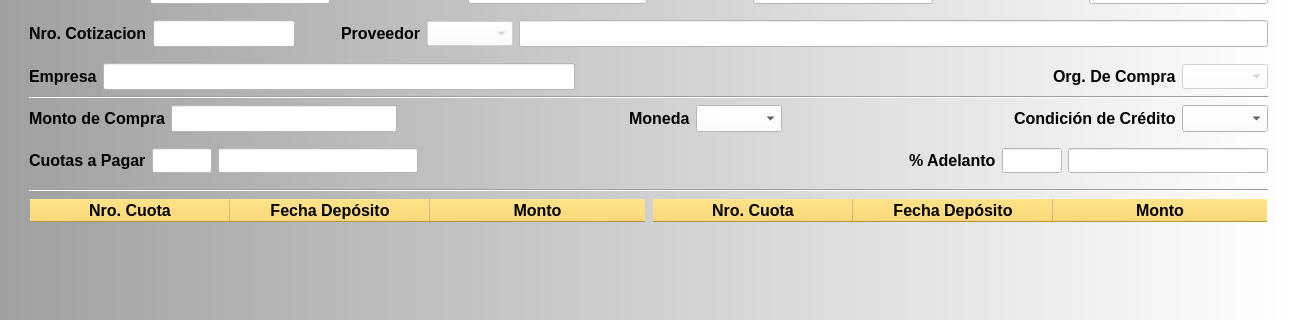
Above: ERP_PCOMP_004.ui from RonnyOre/P05_PedidoCompra before the change; both pictures show x 0 to 1294 and y 141 to 461 of the 1294 by 670 pixel window. Below: the same form after it.
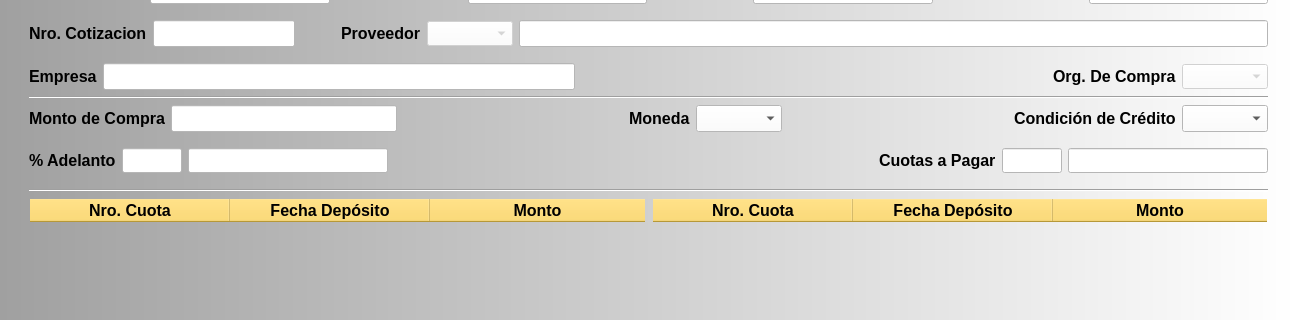
That is the form after the change. Icons and pictures are not drawn.

```diff
--- a/ERP_PCOMP_004.ui
+++ b/ERP_PCOMP_004.ui
@@ -753,90 +753,6 @@
       </item>
       <item>
        <layout class="QHBoxLayout" name="horizontalLayout_7">
-        <item>
-         <widget class="QLabel" name="label_19">
-          <property name="font">
-           <font>
-            <pointsize>12</pointsize>
-            <weight>75</weight>
-            <bold>true</bold>
-           </font>
-          </property>
-          <property name="styleSheet">
-           <string notr="true">background-color: rgba(255, 255, 255, 0);</string>
-          </property>
-          <property name="text">
-           <string>Cuotas a Pagar</string>
-          </property>
-         </widget>
-        </item>
-        <item>
-         <widget class="QLineEdit" name="leCuotas">
-          <property name="sizePolicy">
-           <sizepolicy hsizetype="Minimum" vsizetype="Fixed">
-            <horstretch>0</horstretch>
-            <verstretch>0</verstretch>
-           </sizepolicy>
-          </property>
-          <property name="minimumSize">
-           <size>
-            <width>60</width>
-            <height>25</height>
-           </size>
-          </property>
-          <property name="maximumSize">
-           <size>
-            <width>60</width>
-            <height>25</height>
-           </size>
-          </property>
-          <property name="font">
-           <font>
-            <pointsize>12</pointsize>
-           </font>
-          </property>
-          <property name="styleSheet">
-           <string notr="true">background-color: rgb(255, 255, 255);</string>
-          </property>
-         </widget>
-        </item>
-        <item>
-         <widget class="QLineEdit" name="leMonto">
-          <property name="minimumSize">
-           <size>
-            <width>200</width>
-            <height>25</height>
-           </size>
-          </property>
-          <property name="maximumSize">
-           <size>
-            <width>200</width>
-            <height>25</height>
-           </size>
-          </property>
-          <property name="font">
-           <font>
-            <pointsize>12</pointsize>
-           </font>
-          </property>
-          <property name="styleSheet">
-           <string notr="true">background-color: rgb(255, 255, 255);</string>
-          </property>
-         </widget>
-        </item>
-        <item>
-         <spacer name="horizontalSpacer_8">
-          <property name="orientation">
-           <enum>Qt::Horizontal</enum>
-          </property>
-          <property name="sizeHint" stdset="0">
-           <size>
-            <width>40</width>
-            <height>20</height>
-           </size>
-          </property>
-         </spacer>
-        </item>
         <item>
          <widget class="QLabel" name="label_20">
           <property name="font">
@@ -914,6 +830,90 @@
           </property>
          </widget>
         </item>
+        <item>
+         <spacer name="horizontalSpacer_8">
+          <property name="orientation">
+           <enum>Qt::Horizontal</enum>
+          </property>
+          <property name="sizeHint" stdset="0">
+           <size>
+            <width>40</width>
+            <height>20</height>
+           </size>
+          </property>
+         </spacer>
+        </item>
+        <item>
+         <widget class="QLabel" name="label_19">
+          <property name="font">
+           <font>
+            <pointsize>12</pointsize>
+            <weight>75</weight>
+            <bold>true</bold>
+           </font>
+          </property>
+          <property name="styleSheet">
+           <string notr="true">background-color: rgba(255, 255, 255, 0);</string>
+          </property>
+          <property name="text">
+           <string>Cuotas a Pagar</string>
+          </property>
+         </widget>
+        </item>
+        <item>
+         <widget class="QLineEdit" name="leCuotas">
+          <property name="sizePolicy">
+           <sizepolicy hsizetype="Minimum" vsizetype="Fixed">
+            <horstretch>0</horstretch>
+            <verstretch>0</verstretch>
+           </sizepolicy>
+          </property>
+          <property name="minimumSize">
+           <size>
+            <width>60</width>
+            <height>25</height>
+           </size>
+          </property>
+          <property name="maximumSize">
+           <size>
+            <width>60</width>
+            <height>25</height>
+           </size>
+          </property>
+          <property name="font">
+           <font>
+            <pointsize>12</pointsize>
+           </font>
+          </property>
+          <property name="styleSheet">
+           <string notr="true">background-color: rgb(255, 255, 255);</string>
+          </property>
+         </widget>
+        </item>
+        <item>
+         <widget class="QLineEdit" name="leMonto">
+          <property name="minimumSize">
+           <size>
+            <width>200</width>
+            <height>25</height>
+           </size>
+          </property>
+          <property name="maximumSize">
+           <size>
+            <width>200</width>
+            <height>25</height>
+           </size>
+          </property>
+          <property name="font">
+           <font>
+            <pointsize>12</pointsize>
+           </font>
+          </property>
+          <property name="styleSheet">
+           <string notr="true">background-color: rgb(255, 255, 255);</string>
+          </property>
+         </widget>
+        </item>
        </layout>
       </item>
       <item>
```
Left out of the diff: 2 changed lines with no effect on the pictures.
